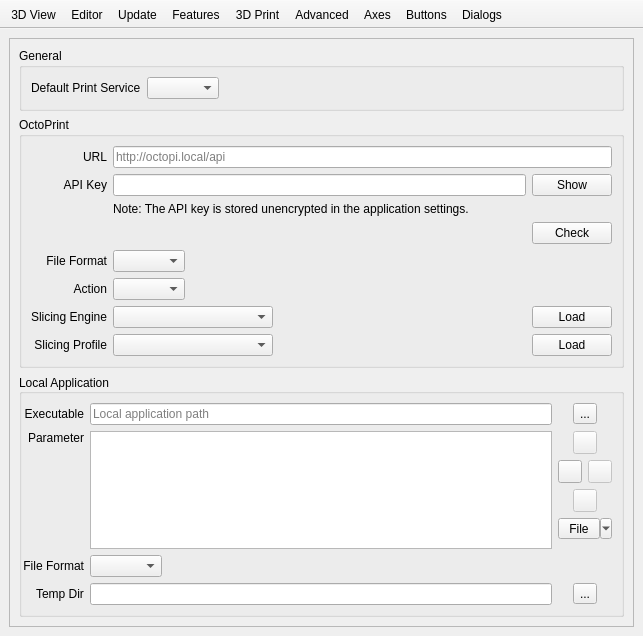
Above: src/gui/Preferences.ui from openscad/openscad before the change. Below: the same form after it.
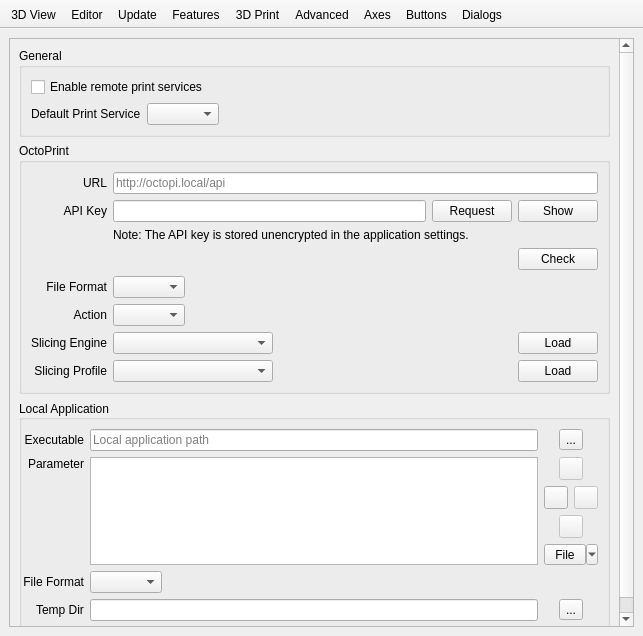
That is the form after the change. The open tabs and pages were chosen to show the change. Icons and pictures are not drawn. Custom widgets are drawn as their Qt base class.

Commit message: Make remote network services optional; add API key request for OctoPrint.

```diff
--- a/src/gui/Preferences.ui
+++ b/src/gui/Preferences.ui
@@ -1359,8 +1359,8 @@
             <rect>
              <x>0</x>
              <y>0</y>
-             <width>584</width>
-             <height>679</height>
+             <width>609</width>
+             <height>710</height>
             </rect>
            </property>
            <layout class="QVBoxLayout" name="verticalLayout_9">
@@ -1370,17 +1370,10 @@
                <string>General</string>
               </property>
               <layout class="QGridLayout" name="gridLayout_10">
-               <item row="0" column="0">
-                <widget class="QLabel" name="labelDefaultPrintService">
-                 <property name="text">
-                  <string>Default Print Service</string>
-                 </property>
-                </widget>
-               </item>
-               <item row="0" column="1">
+               <item row="1" column="1">
                 <widget class="QComboBox" name="comboBoxDefaultPrintService"/>
                </item>
-               <item row="0" column="2">
+               <item row="1" column="2">
                 <spacer name="horizontalSpacerDefaultPrintService">
                  <property name="orientation">
                   <enum>Qt::Horizontal</enum>
@@ -1393,6 +1386,20 @@
                  </property>
                 </spacer>
                </item>
+               <item row="1" column="0">
+                <widget class="QLabel" name="labelDefaultPrintService">
+                 <property name="text">
+                  <string>Default Print Service</string>
+                 </property>
+                </widget>
+               </item>
+               <item row="0" column="0" colspan="3">
+                <widget class="QCheckBox" name="checkBoxEnableRemotePrintServices">
+                 <property name="text">
+                  <string>Enable remote print services</string>
+                 </property>
+                </widget>
+               </item>
               </layout>
              </widget>
             </item>
@@ -1641,6 +1648,13 @@
                    </property>
                   </widget>
                  </item>
+                 <item>
+                  <widget class="QPushButton" name="pushButtonOctoPrintRequestApiKey">
+                   <property name="text">
+                    <string>Request</string>
+                   </property>
+                  </widget>
+                 </item>
                  <item>
                   <widget class="QPushButton" name="pushButtonOctoPrintApiKey">
                    <property name="text">
```
Left out of the diff: 2 changed lines with no effect on the pictures. The commit also changes 31 other files.
